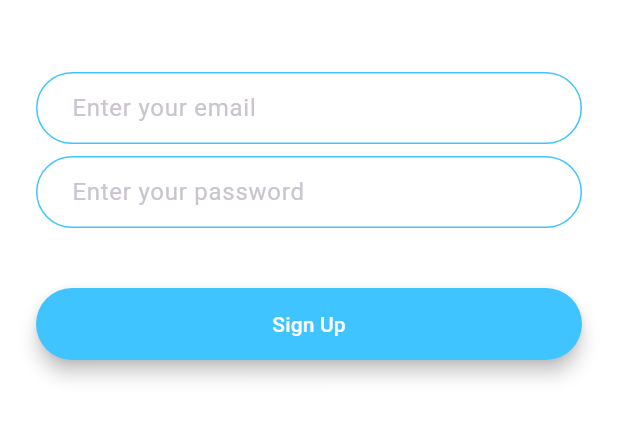
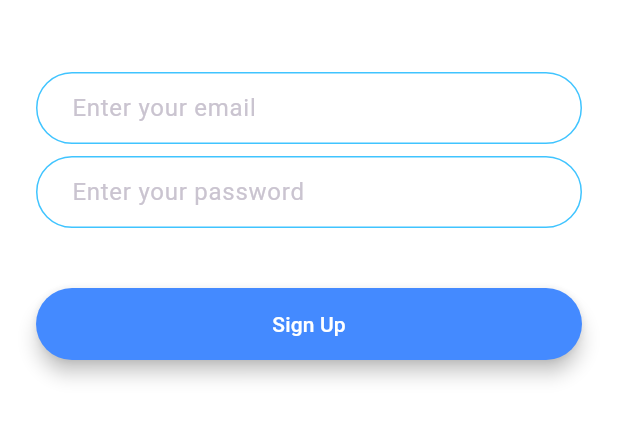
Before and after one commit to skwasimrazzak/Chat-Knee, a Flutter app: the screen it shows after launch, after a tap on "Sign Up", on a phone screen of 412 x 824 dp, the part 576-1018 px from its top. Run offline on Flutter 3.47's test engine with Material 3 defaults, Android fonts, the phone set to English and light mode, and no system bars; missing offline and left inert: pretty_animated_text.

Commit message:
Modularising Buttons

```diff
--- /dev/null
+++ b/lib/components/custom_buttons.dart
@@ -0,0 +1,37 @@
+import 'package:flutter/material.dart';
+
+class CustomButtons extends StatelessWidget {
+  const CustomButtons({
+    required this.text,
+    required this.tag,
+    required this.color,
+    required this.onPressed,
+    super.key,
+  });
+
+  final String text;
+  final String tag;
+  final Color color;
+  final VoidCallback onPressed;
+
+  @override
+  Widget build(BuildContext context) {
+    return Padding(
+      padding: const EdgeInsets.symmetric(vertical: 16.0),
+      child: Hero(
+        tag: tag,
+        child: Material(
+          elevation: 5.0,
+          color: color,
+          borderRadius: BorderRadius.circular(30.0),
+          child: MaterialButton(
+            onPressed: onPressed,
+            minWidth: 200.0,
+            height: 42.0,
+            child: Text(text),
+          ),
+        ),
+      ),
+    );
+  }
+}
--- a/lib/screens/login_screen.dart
+++ b/lib/screens/login_screen.dart
@@ -1,3 +1,4 @@
+import 'package:chat_knee/components/custom_buttons.dart';
 import 'package:flutter/material.dart';
 
 class LoginScreen extends StatefulWidget {
@@ -87,24 +88,13 @@ class _LoginScreenState extends State<LoginScreen> {
               ),
             ),
             SizedBox(height: 24.0),
-            Padding(
-              padding: const EdgeInsets.symmetric(vertical: 16.0),
-              child: Hero(
-                tag: 'login_button',
-                child: Material(
-                  color: Colors.lightBlueAccent,
-                  borderRadius: BorderRadius.all(Radius.circular(30.0)),
-                  elevation: 5.0,
-                  child: MaterialButton(
-                    onPressed: () {
-                      //Action
-                    },
-                    minWidth: 200.0,
-                    height: 42.0,
-                    child: Text('Log In'),
-                  ),
-                ),
-              ),
+            CustomButtons(
+              text: 'Log In',
+              tag: 'login_button',
+              color: Colors.lightBlueAccent,
+              onPressed: () {
+                //Action
+              },
             ),
           ],
         ),
--- a/lib/screens/signup_screen.dart
+++ b/lib/screens/signup_screen.dart
@@ -1,3 +1,4 @@
+import 'package:chat_knee/components/custom_buttons.dart';
 import 'package:flutter/material.dart';
 
 class SignupScreen extends StatefulWidget {
@@ -87,24 +88,13 @@ class _SignupScreenState extends State<SignupScreen> {
               ),
             ),
             SizedBox(height: 24.0),
-            Padding(
-              padding: const EdgeInsets.symmetric(vertical: 16.0),
-              child: Hero(
-                tag: 'signup_button',
-                child: Material(
-                  color: Colors.lightBlueAccent,
-                  borderRadius: BorderRadius.all(Radius.circular(30.0)),
-                  elevation: 5.0,
-                  child: MaterialButton(
-                    onPressed: () {
-                      //Action
-                    },
-                    minWidth: 200.0,
-                    height: 42.0,
-                    child: Text('Sign Up'),
-                  ),
-                ),
-              ),
+            CustomButtons(
+              text: 'Sign Up',
+              tag: 'signup_button',
+              color: Colors.blueAccent,
+              onPressed: () {
+                //Action
+              },
             ),
           ],
         ),
--- a/lib/screens/welcome_screen.dart
+++ b/lib/screens/welcome_screen.dart
@@ -1,3 +1,4 @@
+import 'package:chat_knee/components/custom_buttons.dart';
 import 'package:chat_knee/screens/login_screen.dart';
 import 'package:chat_knee/screens/signup_screen.dart';
 import 'package:flutter/material.dart';
@@ -76,43 +77,21 @@ class _WelcomeScreenState extends State<WelcomeScreen>
               ],
             ),
             SizedBox(height: 48.0),
-            Padding(
-              padding: const EdgeInsets.symmetric(vertical: 16.0),
-              child: Hero(
+            CustomButtons(
+              text: 'Log In',
               tag: 'login_button',
-                child: Material(
-                  elevation: 5.0,
-                  color: Colors.lightBlueAccent,
-                  borderRadius: BorderRadius.circular(30.0),
-                  child: MaterialButton(
               onPressed: () {
                 Navigator.pushNamed(context, LoginScreen.id);
               },
-                    minWidth: 200.0,
-                    height: 42.0,
-                    child: Text('Log In'),
+              color: Colors.lightBlueAccent,
             ),
-                ),
-              ),
-            ),
-            Padding(
-              padding: const EdgeInsets.symmetric(vertical: 16.0),
-              child: Hero(
+            CustomButtons(
+              text: 'Sign Up',
               tag: 'signup_button',
-                child: Material(
-                  elevation: 5.0,
               color: Colors.blueAccent,
-                  borderRadius: BorderRadius.circular(30.0),
-                  child: MaterialButton(
               onPressed: () {
                 Navigator.pushNamed(context, SignupScreen.id);
               },
-                    minWidth: 200.0,
-                    height: 42.0,
-                    child: Text('Sign Up'),
-                  ),
-                ),
-              ),
             ),
           ],
         ),
```
Lines whose indentation alone changed are shown as unchanged.
